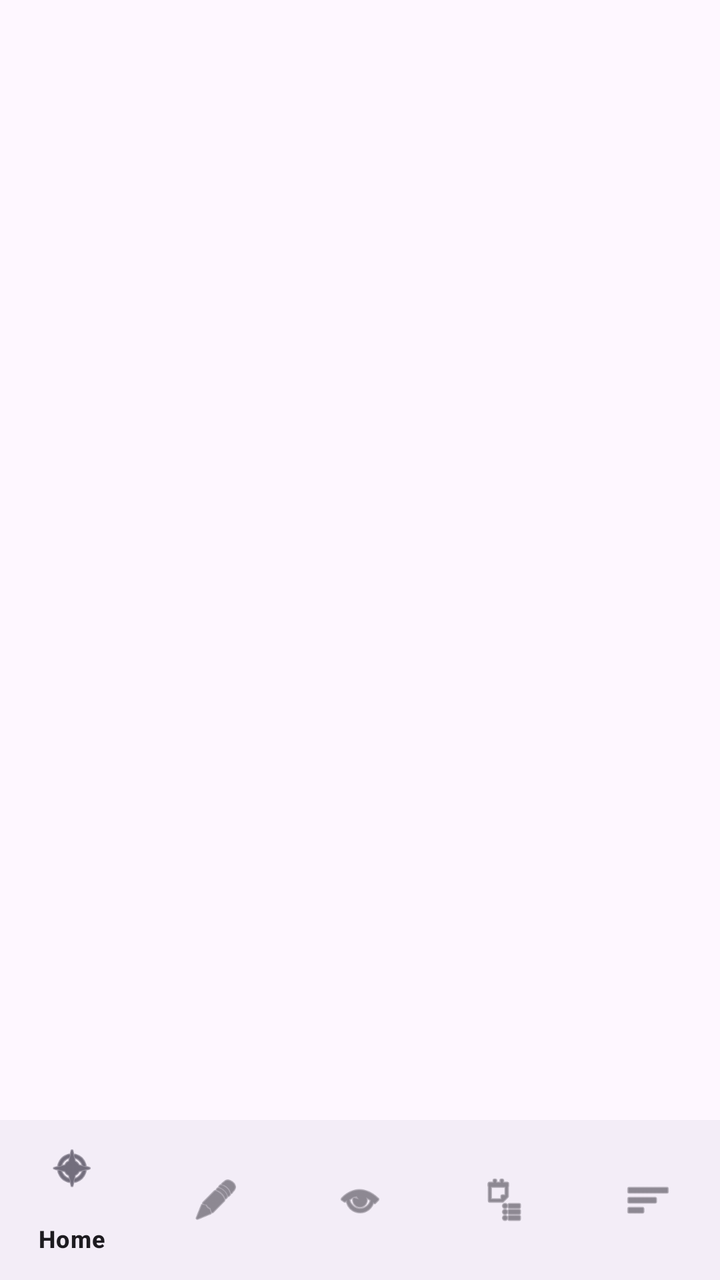
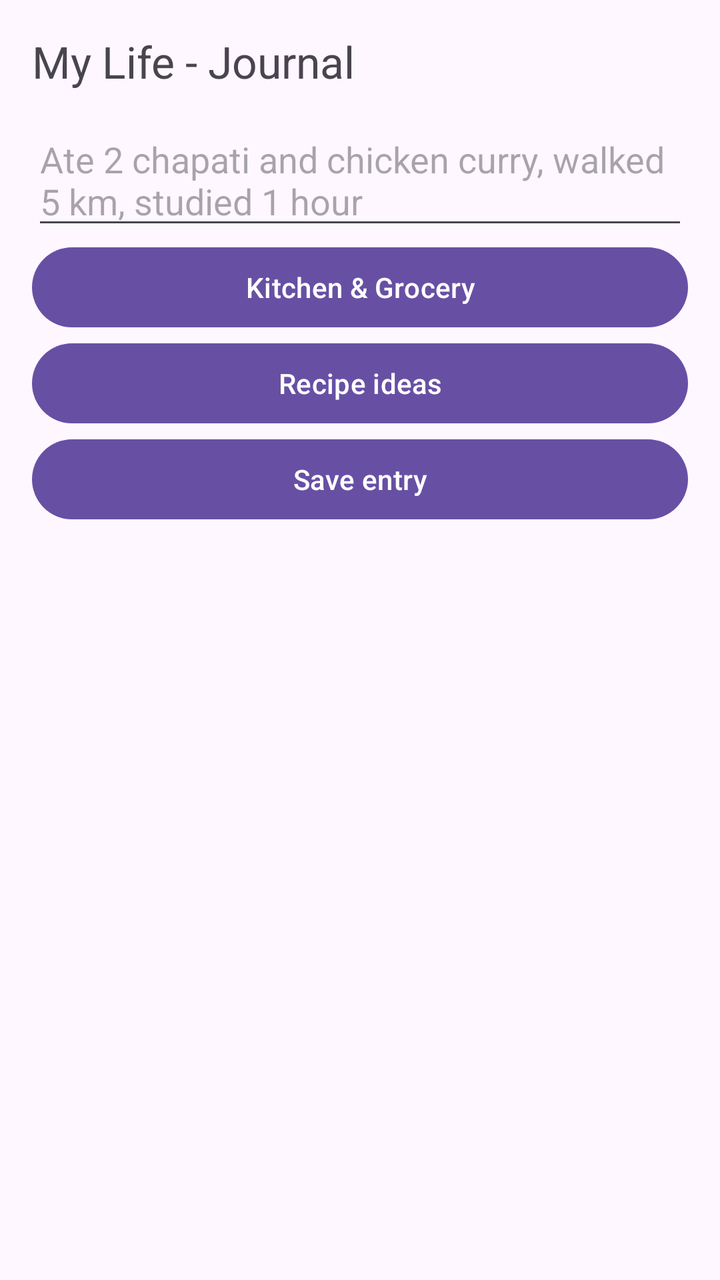

An Android layout rendered at two revisions. The XML below is the earlier revision; the diff shows what the commit changed to produce the second picture.
<!-- AndroidManifest.xml: application theme Theme.MyLife -->
<!-- res/layout/activity_main.xml -->
<?xml version="1.0" encoding="utf-8"?>
<LinearLayout xmlns:android="http://schemas.android.com/apk/res/android"
    xmlns:app="http://schemas.android.com/apk/res-auto"
    android:layout_width="match_parent"
    android:layout_height="match_parent"
    android:orientation="vertical">

    <FrameLayout
        android:id="@+id/fragment_container"
        android:layout_width="match_parent"
        android:layout_height="0dp"
        android:layout_weight="1" />

    <com.google.android.material.bottomnavigation.BottomNavigationView
        android:id="@+id/bottom_nav"
        android:layout_width="match_parent"
        android:layout_height="wrap_content"
        app:menu="@menu/bottom_nav_menu" />
</LinearLayout>
<!-- resources referenced by this layout -->
<resources>
  <style name="Theme.MyLife" parent="Theme.Material3.DayNight.NoActionBar">
          <item name="colorPrimary">@color/emerald_primary</item>
          <item name="colorPrimaryContainer">@color/emerald_container</item>
          <item name="colorSecondary">@color/emerald_secondary</item>
          <item name="android:statusBarColor" tools:targetApi="l">?attr/colorPrimary</item>
      </style>
  <color name="emerald_primary">#2E7D32</color>
  <color name="emerald_container">#C8E6C9</color>
  <color name="emerald_secondary">#4CAF50</color>
</resources>

<!-- the commit's change to res/layout/activity_main.xml (unified diff, before → after) -->
@@ -1,19 +1,16 @@
 <?xml version="1.0" encoding="utf-8"?>
 <LinearLayout xmlns:android="http://schemas.android.com/apk/res/android"
-    xmlns:app="http://schemas.android.com/apk/res-auto"
-    android:layout_width="match_parent"
-    android:layout_height="match_parent"
-    android:orientation="vertical">
-
-    <FrameLayout
-        android:id="@+id/fragment_container"
-        android:layout_width="match_parent"
-        android:layout_height="0dp"
-        android:layout_weight="1" />
-
-    <com.google.android.material.bottomnavigation.BottomNavigationView
-        android:id="@+id/bottom_nav"
-        android:layout_width="match_parent"
-        android:layout_height="wrap_content"
-        app:menu="@menu/bottom_nav_menu" />
+    android:layout_width="match_parent" android:layout_height="match_parent"
+    android:orientation="vertical" android:padding="16dp">
+    <TextView android:layout_width="match_parent" android:layout_height="wrap_content"
+        android:text="My Life - Journal" android:textSize="22sp" android:paddingBottom="12dp"/>
+    <EditText android:id="@+id/input" android:layout_width="match_parent" android:layout_height="wrap_content"
+        android:hint="Ate 2 chapati and chicken curry, walked 5 km, studied 1 hour"/>
+    <Button android:id="@+id/openKitchen" android:layout_width="match_parent" android:layout_height="wrap_content" android:text="Kitchen &amp; Grocery"/>
+    <Button android:id="@+id/openRecipes" android:layout_width="match_parent" android:layout_height="wrap_content" android:text="Recipe ideas"/>
+    <Button android:id="@+id/save" android:layout_width="match_parent" android:layout_height="wrap_content"
+        android:text="Save entry"/>
+    <TextView android:id="@+id/summary" android:layout_width="match_parent" android:layout_height="wrap_content"
+        android:paddingTop="8dp" android:paddingBottom="8dp"/>
+    <ListView android:id="@+id/list" android:layout_width="match_parent" android:layout_height="0dp" android:layout_weight="1"/>
 </LinearLayout>
<!-- resource entries referenced after the edit -->
@@ -1,13 +1,5 @@
 <!-- resources referenced by this layout -->
 <resources>
-  <style name="Theme.MyLife" parent="Theme.Material3.DayNight.NoActionBar">
-          <item name="colorPrimary">@color/emerald_primary</item>
-          <item name="colorPrimaryContainer">@color/emerald_container</item>
-          <item name="colorSecondary">@color/emerald_secondary</item>
-          <item name="android:statusBarColor" tools:targetApi="l">?attr/colorPrimary</item>
-      </style>
-  <color name="emerald_primary">#2E7D32</color>
-  <color name="emerald_container">#C8E6C9</color>
-  <color name="emerald_secondary">#4CAF50</color>
+  <style name="Theme.MyLife" parent="Theme.Material3.DayNight.NoActionBar" />
 </resources>
 
